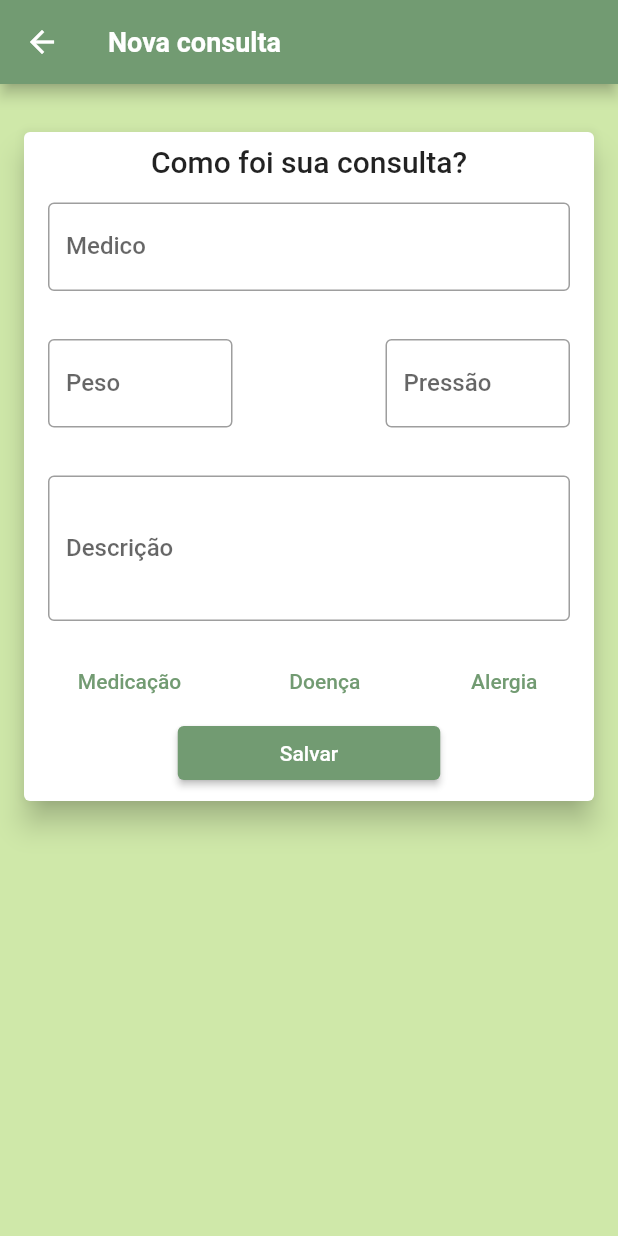
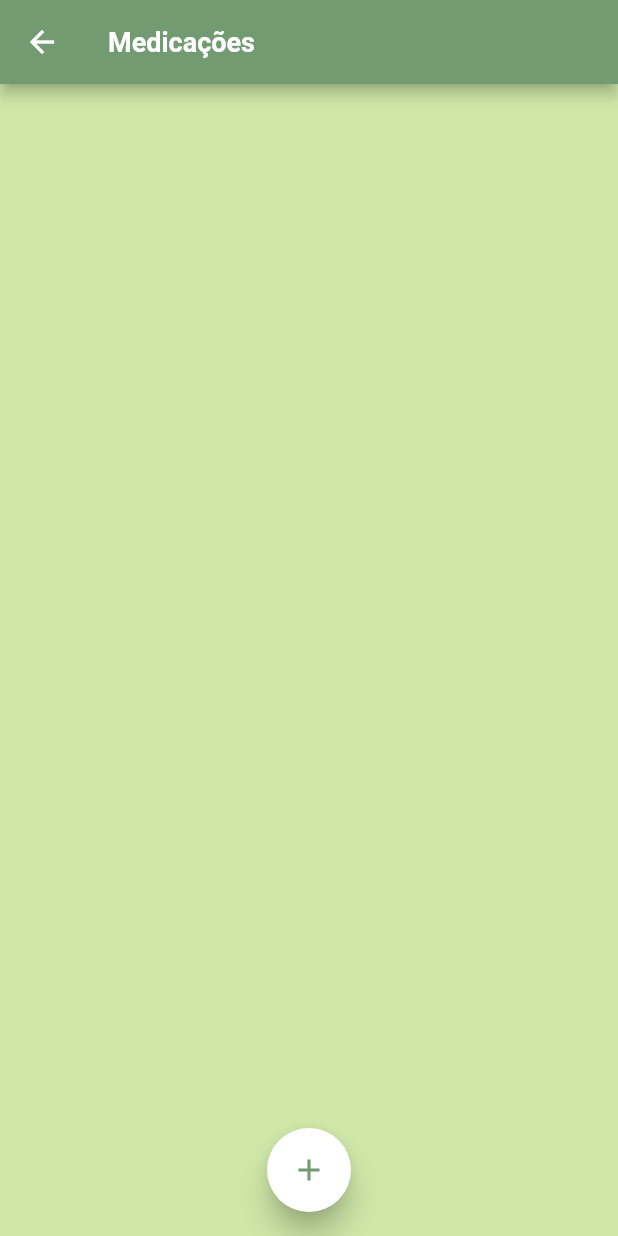
Before and after one commit to andreicampigotto/PDS2_Care-me, a Flutter app: the NewAppointmentScreen screen opened by its route, after a tap on "Medicação", on a phone screen of 412 x 824 dp. Run offline on Flutter 3.47's test engine with Material 2 defaults, Android fonts, the light colour scheme and no system bars; network calls fail.

Commit message:
created drug and allergy screen and implemented default modal

```diff
--- a/lib/main.dart
+++ b/lib/main.dart
@@ -3,6 +3,8 @@ import 'package:care/screens/diseases_screen.dart';
 import 'package:care/screens/start_screen.dart';
 import 'package:flutter/material.dart';
 import 'package:provider/provider.dart';
+import 'screens/allergies_screen.dart';
+import 'screens/drugs_screen.dart';
 import 'screens/new_appointment_screen.dart';
 import 'utils/app_routes.dart';
 
@@ -61,6 +63,8 @@ class _MyAppState extends State<Care> {
         AppRoutes.APPOINTMENTS: (ctx) => AppointmentsScreen(),
         AppRoutes.NEW_APPOINTMENTS: (ctx) => NewAppointmentScreen(),
         AppRoutes.DISEASES: (ctx) => DiseasesScreen(),
+        AppRoutes.ALLERGIES: (ctx) => AllergiesScreen(),
+        AppRoutes.DRUGS: (ctx) => DrugsScreen(),
       },
     );
   }
--- a/lib/models/allergy.dart
+++ b/lib/models/allergy.dart
@@ -2,10 +2,12 @@ class Allergy {
   final String allergyId;
   final String name;
   final String description;
+  final DateTime date;
 
   Allergy({
     required this.allergyId,
     required this.name,
     required this.description,
+    required this.date,
   });
 }
--- a/lib/models/drug.dart
+++ b/lib/models/drug.dart
@@ -3,10 +3,12 @@ class Drug {
   final String name;
   final String description;
   final bool continuous = false;
+  final DateTime date;
 
   Drug({
     required this.drugId,
     required this.name,
     required this.description,
+    required this.date,
   });
 }
--- a/lib/models/drug_list.dart
+++ b/lib/models/drug_list.dart
@@ -16,9 +16,10 @@ class DrugList with ChangeNotifier {
     drugs.insert(
       0,
       Drug(
-        drugId: 'teste',
+        drugId: 'xx01',
         name: drug.name,
         description: drug.description,
+        date: DateTime.now(),
       ),
     );
 
--- /dev/null
+++ b/lib/screens/drugs_screen.dart
@@ -0,0 +1,58 @@
+import 'package:care/models/drug.dart';
+import 'package:flutter/material.dart';
+import '../widgets/default_form.dart';
+
+class DrugsScreen extends StatefulWidget {
+  const DrugsScreen({super.key});
+
+  @override
+  State<DrugsScreen> createState() => _DrugsScreenState();
+}
+
+class _DrugsScreenState extends State<DrugsScreen> {
+  @override
+  void initState() {
+    super.initState();
+  }
+
+  _addTransaction(String name, String description, DateTime date) {
+    final newTransaction = Drug(
+      drugId: 'XX01',
+      name: name,
+      description: description,
+      date: date,
+    );
+  }
+
+  _openTransActionFormModal(BuildContext context) {
+    showModalBottomSheet(
+      context: context,
+      builder: (_) {
+        return DefaultForm(_addTransaction);
+      },
+    );
+  }
+
+  @override
+  Widget build(BuildContext context) {
+    return Scaffold(
+      appBar: AppBar(
+        title: const Text('Medicações'),
+      ),
+      floatingActionButton: FloatingActionButton(
+        elevation: 8,
+        child: const Icon(
+          Icons.add,
+          color: Color.fromRGBO(
+            114,
+            155,
+            114,
+            1,
+          ),
+        ),
+        onPressed: () => (_openTransActionFormModal(context)),
+      ),
+      floatingActionButtonLocation: FloatingActionButtonLocation.centerFloat,
+    );
+  }
+}
--- a/lib/screens/new_appointment_screen.dart
+++ b/lib/screens/new_appointment_screen.dart
@@ -86,7 +86,8 @@ class NewAppointmentScreen extends StatelessWidget {
                   mainAxisAlignment: MainAxisAlignment.spaceAround,
                   children: [
                     TextButton(
-                      onPressed: () {},
+                      onPressed: () =>
+                          Navigator.of(context).pushNamed(AppRoutes.DRUGS),
                       child: Text('Medicação'),
                     ),
                     TextButton(
@@ -95,7 +96,8 @@ class NewAppointmentScreen extends StatelessWidget {
                       child: Text('Doença'),
                     ),
                     TextButton(
-                      onPressed: () {},
+                      onPressed: () =>
+                          Navigator.of(context).pushNamed(AppRoutes.ALLERGIES),
                       child: Text('Alergia'),
                     ),
                   ],
--- a/lib/utils/app_routes.dart
+++ b/lib/utils/app_routes.dart
@@ -3,4 +3,6 @@ class AppRoutes {
   static const APPOINTMENTS = '/appointments';
   static const NEW_APPOINTMENTS = '/new-appointments';
   static const DISEASES = '/diseases';
+  static const ALLERGIES = '/allergies';
+  static const DRUGS = '/drugs';
 }
```
Also changed, not shown: lib/screens/allergies_screen.dart (added, +59 -0 lines).
